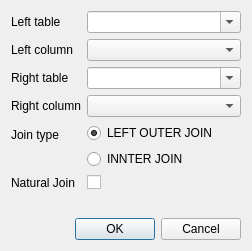
Qt form jointabledialog.ui (informationsea/Hyokai) before a commit.
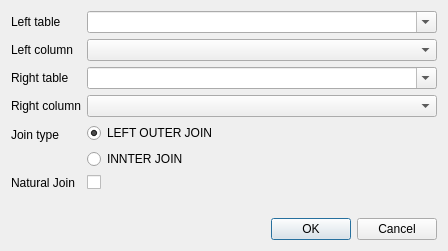
The same form after that commit.

```diff
--- a/jointabledialog.ui
+++ b/jointabledialog.ui
@@ -31,6 +31,12 @@
        <property name="insertPolicy">
         <enum>QComboBox::NoInsert</enum>
        </property>
+       <property name="sizeAdjustPolicy">
+        <enum>QComboBox::AdjustToMinimumContentsLength</enum>
+       </property>
+       <property name="minimumContentsLength">
+        <number>40</number>
+       </property>
       </widget>
      </item>
      <item row="1" column="0">
@@ -41,7 +47,14 @@
       </widget>
      </item>
      <item row="1" column="1">
-      <widget class="QComboBox" name="leftColumn"/>
+      <widget class="QComboBox" name="leftColumn">
+       <property name="sizeAdjustPolicy">
+        <enum>QComboBox::AdjustToMinimumContentsLength</enum>
+       </property>
+       <property name="minimumContentsLength">
+        <number>40</number>
+       </property>
+      </widget>
      </item>
      <item row="2" column="0">
       <widget class="QLabel" name="label_3">
@@ -58,6 +71,12 @@
        <property name="insertPolicy">
         <enum>QComboBox::NoInsert</enum>
        </property>
+       <property name="sizeAdjustPolicy">
+        <enum>QComboBox::AdjustToMinimumContentsLength</enum>
+       </property>
+       <property name="minimumContentsLength">
+        <number>40</number>
+       </property>
       </widget>
      </item>
      <item row="3" column="0">
@@ -68,7 +87,14 @@
       </widget>
      </item>
      <item row="3" column="1">
-      <widget class="QComboBox" name="rightColumn"/>
+      <widget class="QComboBox" name="rightColumn">
+       <property name="sizeAdjustPolicy">
+        <enum>QComboBox::AdjustToMinimumContentsLength</enum>
+       </property>
+       <property name="minimumContentsLength">
+        <number>40</number>
+       </property>
+      </widget>
      </item>
      <item row="4" column="0">
       <widget class="QLabel" name="label_5">
```
